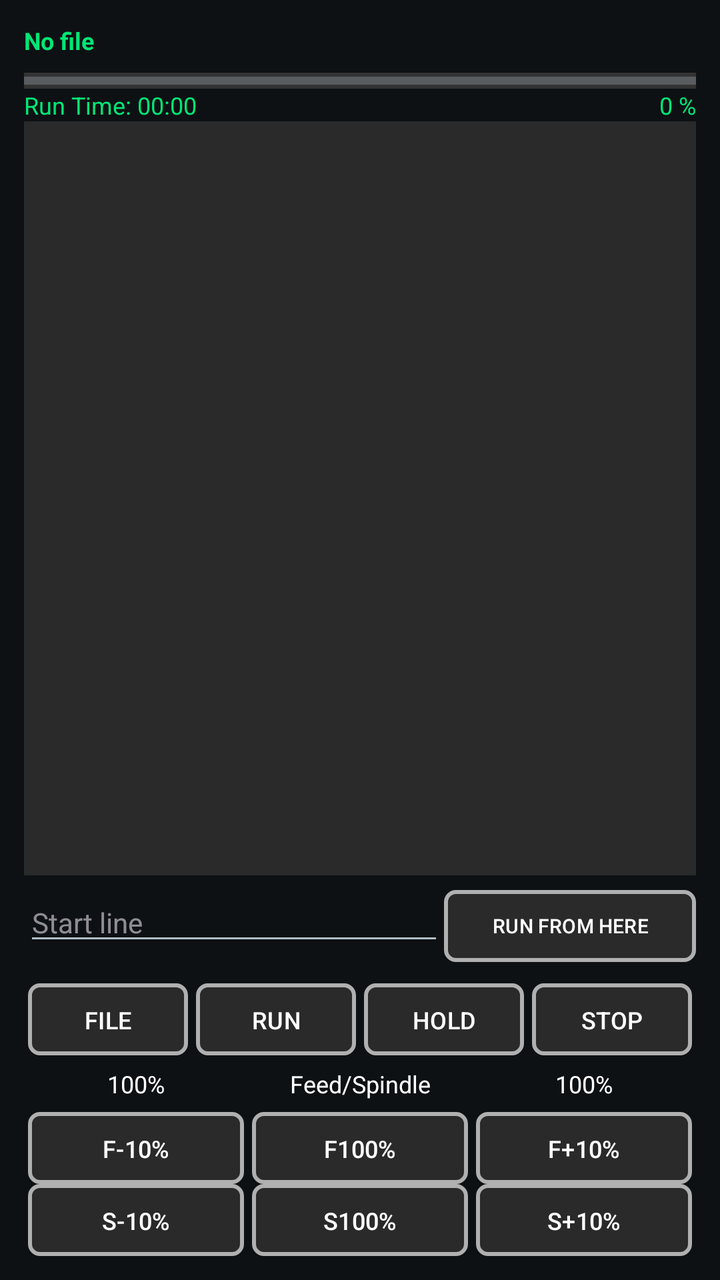
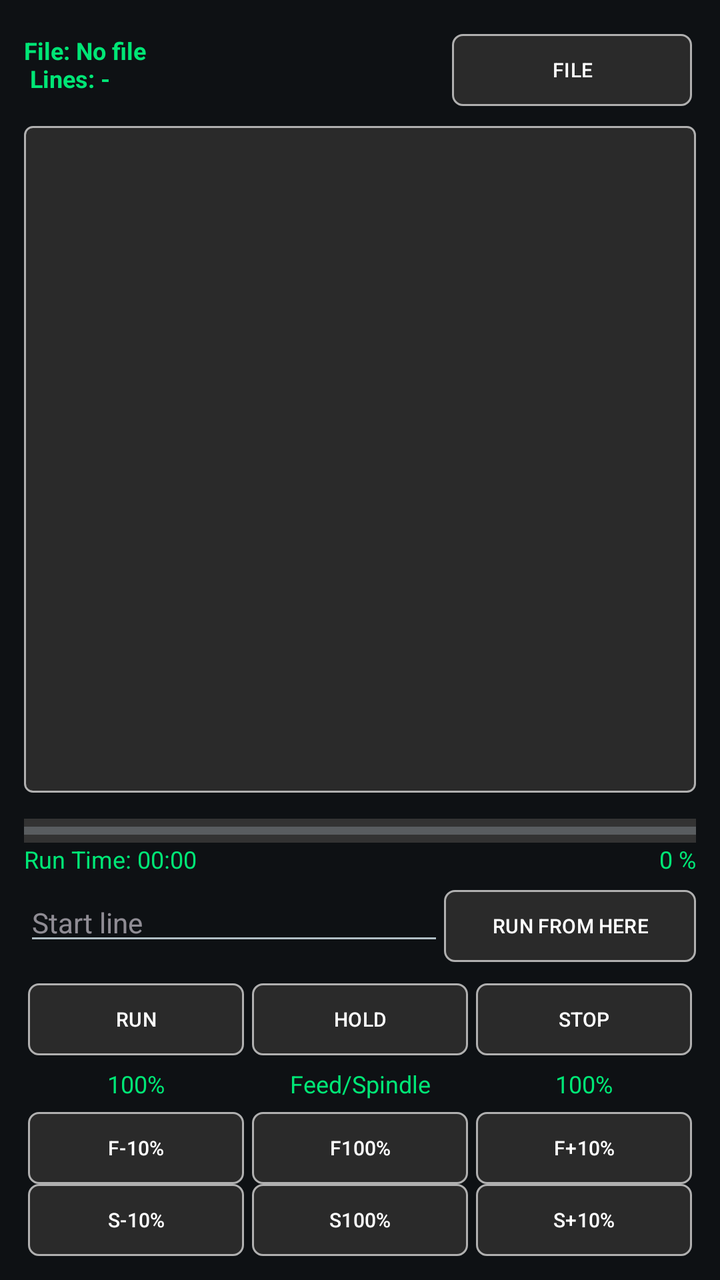

Compare the two renders of this Android layout. The source of the first and the diff that turns it into the second are given below.
<!-- AndroidManifest.xml: application theme Theme.DwiCreativeCNC -->
<!-- res/layout/frag_file.xml -->
<?xml version="1.0" encoding="utf-8"?>
<LinearLayout xmlns:android="http://schemas.android.com/apk/res/android"
    xmlns:app="http://schemas.android.com/apk/res-auto"
    android:orientation="vertical"
    android:padding="12dp"
    android:layout_width="match_parent"
    android:layout_height="match_parent">

    <TextView
        android:id="@+id/txtFileInfo"
        android:text="No file"
        android:textColor="#00E676"
        android:textStyle="bold"
        android:textSize="12sp"
        android:layout_width="match_parent"
        android:layout_height="wrap_content"/>

    <ProgressBar
        android:id="@+id/progressRun"
        style="?android:attr/progressBarStyleHorizontal"
        android:layout_width="match_parent"
        android:layout_height="8dp"
        android:max="100"
        android:progress="0"
        android:progressTint="#00E676"
        android:background="#333333"
        android:layout_marginTop="8dp"/>
    <LinearLayout
        android:layout_width="match_parent"
        android:layout_height="wrap_content">

        <TextView
            android:id="@+id/txtEta"
            android:text="Run Time: 00:00"
            android:textColor="#00E676"
            android:textSize="12sp"
            android:layout_width="wrap_content"
            android:layout_height="wrap_content"/>

        <TextView
            android:id="@+id/txtProgress"
            android:text="0 %"
            android:textColor="#00E676"
            android:textSize="12sp"
            android:gravity="end"
            android:layout_width="match_parent"
            android:layout_height="wrap_content"/>
    </LinearLayout>
    <androidx.recyclerview.widget.RecyclerView
        android:id="@+id/rvGcode"
        android:layout_width="match_parent"
        android:padding="8dp"
        android:layout_height="0dp"
        android:layout_weight="1"
        android:background="@color/offsetNormal"/>


    <LinearLayout
        android:orientation="horizontal"
        android:layout_width="match_parent"
        android:layout_height="40dp"
        android:layout_marginVertical="4dp">

        <EditText
            android:id="@+id/edtStartLine"
            android:hint="Start line"
            android:inputType="number"
            android:textColor="#00E676"
            android:textSize="14sp"
            android:layout_weight="1"
            android:layout_width="0dp"
            android:layout_height="36dp"/>

        <Button
            android:id="@+id/btnRunFromHere"
            android:text="RUN FROM HERE"
            android:textSize="10sp"
            android:background="@drawable/bg_btn_square_selector"
            app:backgroundTint="@null"
            android:textColor="@color/text_primary"
            android:layout_width="wrap_content"
            android:layout_height="36dp"/>
    </LinearLayout>

    <LinearLayout
        android:orientation="horizontal"
        android:layout_width="match_parent"
        android:layout_height="wrap_content"
        android:layout_marginTop="6dp">

        <Button
            android:id="@+id/btnOpen"
            android:layout_width="0dp"
            android:layout_height="36dp"
            android:layout_marginHorizontal="2dp"
            android:layout_weight="1"
            android:background="@drawable/bg_btn_square_selector"
            android:text="FILE"
            android:textColor="@color/text_primary"
            android:textSize="12sp"
            app:backgroundTint="@null"
            android:textAlignment="center"/>

        <Button
            android:id="@+id/btnRun"
            android:text="RUN"
            android:textSize="12sp"
            android:layout_weight="1"
            android:layout_width="0dp"
            android:layout_height="36dp"
            android:background="@drawable/bg_btn_square_selector"
            app:backgroundTint="@null"
            android:textColor="@color/text_primary"
            android:layout_marginHorizontal="2dp"/>

        <Button
            android:id="@+id/btnPause"
            android:text="HOLD"
            android:textSize="12sp"
            android:layout_weight="1"
            android:layout_width="0dp"
            android:layout_height="36dp"
            android:background="@drawable/bg_btn_square_selector"
            app:backgroundTint="@null"
            android:textColor="@color/text_primary"
            android:layout_marginHorizontal="2dp"/>

        <Button
            android:id="@+id/btnStop"
            android:text="STOP"
            android:textSize="12sp"
            android:layout_weight="1"
            android:layout_width="0dp"
            android:layout_height="36dp"
            android:background="@drawable/bg_btn_square_selector"
            app:backgroundTint="@null"
            android:textColor="@color/text_primary"
            android:layout_marginHorizontal="2dp"/>
    </LinearLayout>

    

    <LinearLayout
        android:orientation="horizontal"
        android:layout_width="match_parent"
        android:layout_height="wrap_content">

        <TextView
            android:id="@+id/txtFeedOv"
            android:text="100%"
            android:textColor="#FFFFFF"
            android:textSize="12sp"
            android:gravity="center"
            android:padding="6dp"
            android:layout_weight="1"
            android:layout_width="0dp"
            android:layout_height="wrap_content"/>

        <TextView
            android:text="Feed/Spindle"
            android:textColor="#FFFFFF"
            android:textSize="12sp"
            android:gravity="center"
            android:padding="6dp"
            android:layout_weight="1"
            android:layout_width="0dp"
            android:layout_height="wrap_content"/>

        <TextView
            android:id="@+id/txtSpinOv"
            android:text="100%"
            android:textColor="#FFFFFF"
            android:textSize="12sp"
            android:gravity="center"
            android:padding="6dp"
            android:layout_weight="1"
            android:layout_width="0dp"
            android:layout_height="wrap_content"/>
    </LinearLayout>

    <LinearLayout
        android:orientation="horizontal"
        android:layout_width="match_parent"
        android:layout_height="wrap_content">

        <Button
            android:id="@+id/btnFeedMinus"
            android:text="F-10%"
            android:textSize="12sp"
            android:layout_weight="1"
            android:layout_width="0dp"
            android:layout_height="36dp"
            android:background="@drawable/bg_btn_square_selector"
            app:backgroundTint="@null"
            android:textColor="@color/text_primary"
            android:layout_marginHorizontal="2dp"
            android:textAlignment="center"/>

        <Button
            android:id="@+id/btnFeedReset"
            android:text="F100%"
            android:textSize="12sp"
            android:layout_weight="1"
            android:layout_width="0dp"
            android:layout_height="36dp"
            android:background="@drawable/bg_btn_square_selector"
            app:backgroundTint="@null"
            android:textColor="@color/text_primary"
            android:layout_marginHorizontal="2dp"/>

        <Button
            android:id="@+id/btnFeedPlus"
            android:text="F+10%"
            android:textSize="12sp"
            android:layout_weight="1"
            android:layout_width="0dp"
            android:layout_height="36dp"
            android:background="@drawable/bg_btn_square_selector"
            app:backgroundTint="@null"
            android:textColor="@color/text_primary"
            android:layout_marginHorizontal="2dp"/>
    </LinearLayout>

    

    <LinearLayout
        android:orientation="horizontal"
        android:layout_width="match_parent"
        android:layout_height="wrap_content">

        <Button
            android:id="@+id/btnSpinMinus"
            android:layout_width="0dp"
            android:layout_height="36dp"
            android:layout_weight="1"
            android:text="S-10%"
            android:textSize="12sp"
            android:background="@drawable/bg_btn_square_selector"
            app:backgroundTint="@null"
            android:textColor="@color/text_primary"
            android:layout_marginHorizontal="2dp"/>

        <Button
            android:id="@+id/btnSpinReset"
            android:text="S100%"
            android:textSize="12sp"
            android:layout_weight="1"
            android:layout_width="0dp"
            android:layout_height="36dp"
            android:background="@drawable/bg_btn_square_selector"
            app:backgroundTint="@null"
            android:textColor="@color/text_primary"
            android:layout_marginHorizontal="2dp"/>

        <Button
            android:id="@+id/btnSpinPlus"
            android:text="S+10%"
            android:textSize="12sp"
            android:layout_weight="1"
            android:layout_width="0dp"
            android:layout_height="36dp"
            android:background="@drawable/bg_btn_square_selector"
            app:backgroundTint="@null"
            android:textColor="@color/text_primary"
            android:layout_marginHorizontal="2dp"/>
    </LinearLayout>

</LinearLayout>
<!-- resources referenced by this layout -->
<resources>
  <color name="offsetNormal">#2A2A2A</color>
  <color name="text_primary">#FFFFFF</color>
  <!-- drawable bg_btn_square_selector (drawable) -->
  <?xml version="1.0" encoding="utf-8"?>
  <selector
      xmlns:android="http://schemas.android.com/apk/res/android">
      <item android:state_pressed="true">
          <shape>
              <solid android:color="@color/bg_dark"/>
          </shape>
      </item>
  
      <item>
          <shape>
              <corners android:radius="5dp"/>
              <solid android:color="@color/button_gray" />
              <stroke android:width="2dp"
                  android:color="@color/text_secondary"/>
          </shape>
      </item>
  </selector>
  <style name="Theme.DwiCreativeCNC" parent="Theme.Material3.Dark.NoActionBar">
  
          
          <item name="android:windowBackground">@color/cnc_background</item>
          <item name="colorSurface">@color/cnc_surface</item>
          <item name="colorSurfaceVariant">@color/cnc_surface_alt</item>
  
          
          <item name="colorPrimary">@color/cnc_primary</item>
          <item name="colorOnPrimary">@color/cnc_on_primary</item>
  
          
          <item name="colorSecondary">@color/cnc_secondary</item>
          <item name="colorOnSecondary">@color/cnc_on_secondary</item>
  
          
          <item name="android:textColorPrimary">@color/cnc_text_primary</item>
          <item name="android:textColorSecondary">@color/cnc_text_secondary</item>
  
          
          <item name="colorOutline">@color/cnc_outline</item>
  
          
          <item name="android:statusBarColor">@color/cnc_background</item>
          <item name="android:windowLightStatusBar">false</item>
  
      </style>
  <color name="bg_dark">#121212</color>
  <color name="button_gray">#2A2A2A</color>
  <color name="text_secondary">#B0B0B0</color>
  <color name="cnc_background">#0E1114</color>
  <color name="cnc_surface">#161A1F</color>
  <color name="cnc_surface_alt">#1E2329</color>
  <color name="cnc_primary">#00E5FF</color>
  <color name="cnc_on_primary">#000000</color>
  <color name="cnc_secondary">#7A8A99</color>
  <color name="cnc_on_secondary">#FFFFFF</color>
  <color name="cnc_text_primary">#FFFFFF</color>
  <color name="cnc_text_secondary">#B0BEC5</color>
  <color name="cnc_outline">#2A2F36</color>
</resources>

<!-- the commit's change to res/layout/frag_file.xml (unified diff, before → after) -->
@@ -1,30 +1,63 @@
 <?xml version="1.0" encoding="utf-8"?>
-<LinearLayout xmlns:android="http://schemas.android.com/apk/res/android"
+<LinearLayout
+    xmlns:android="http://schemas.android.com/apk/res/android"
     xmlns:app="http://schemas.android.com/apk/res-auto"
+    xmlns:tools="http://schemas.android.com/tools"
     android:orientation="vertical"
     android:padding="12dp"
     android:layout_width="match_parent"
     android:layout_height="match_parent">
 
-    <TextView
-        android:id="@+id/txtFileInfo"
-        android:text="No file"
-        android:textColor="#00E676"
-        android:textStyle="bold"
-        android:textSize="12sp"
-        android:layout_width="match_parent"
-        android:layout_height="wrap_content"/>
+    <LinearLayout
+        android:layout_width="match_parent"
+        android:layout_height="wrap_content"
+        android:layout_marginVertical="5dp">
+
+        <TextView
+            android:id="@+id/txtFileInfo"
+            android:text="File: No file\n Lines: -"
+            android:textColor="#00E676"
+            android:textStyle="bold"
+            android:textSize="12sp"
+            android:layout_weight="1"
+            android:layout_width="wrap_content"
+            android:layout_height="wrap_content"
+            tools:ignore="HardcodedText,InefficientWeight" />
+
+        <Button
+            android:id="@+id/btnOpen"
+            android:layout_width="120dp"
+            android:layout_height="36dp"
+            android:layout_marginHorizontal="2dp"
+            android:background="@drawable/bg_btn_square_selector"
+            android:text="FILE"
+            android:layout_gravity="end"
+            android:textColor="@color/text_primary"
+            android:textSize="10sp"
+            app:backgroundTint="@null"
+            tools:ignore="HardcodedText,TouchTargetSizeCheck" />
+    </LinearLayout>
+
+    <androidx.recyclerview.widget.RecyclerView
+        android:id="@+id/rvGcode"
+        android:layout_width="match_parent"
+        android:layout_height="0dp"
+        android:layout_marginVertical="5dp"
+        android:layout_weight="1"
+        android:padding="8dp"
+        android:background="@drawable/scrollbar_thumb" />
 
     <ProgressBar
         android:id="@+id/progressRun"
         style="?android:attr/progressBarStyleHorizontal"
         android:layout_width="match_parent"
-        android:layout_height="8dp"
+        android:layout_height="12dp"
         android:max="100"
         android:progress="0"
         android:progressTint="#00E676"
         android:background="#333333"
         android:layout_marginTop="8dp"/>
+
     <LinearLayout
         android:layout_width="match_parent"
         android:layout_height="wrap_content">
@@ -35,7 +68,8 @@
             android:textColor="#00E676"
             android:textSize="12sp"
             android:layout_width="wrap_content"
-            android:layout_height="wrap_content"/>
+            android:layout_height="wrap_content"
+            tools:ignore="HardcodedText" />
 
         <TextView
             android:id="@+id/txtProgress"
@@ -44,16 +78,9 @@
             android:textSize="12sp"
             android:gravity="end"
             android:layout_width="match_parent"
-            android:layout_height="wrap_content"/>
-    </LinearLayout>
-    <androidx.recyclerview.widget.RecyclerView
-        android:id="@+id/rvGcode"
-        android:layout_width="match_parent"
-        android:padding="8dp"
-        android:layout_height="0dp"
-        android:layout_weight="1"
-        android:background="@color/offsetNormal"/>
-
+            android:layout_height="wrap_content"
+            tools:ignore="HardcodedText" />
+    </LinearLayout>
 
     <LinearLayout
         android:orientation="horizontal"
@@ -63,23 +90,25 @@
 
         <EditText
             android:id="@+id/edtStartLine"
+            android:layout_width="0dp"
+            android:layout_height="wrap_content"
+            android:layout_weight="1"
             android:hint="Start line"
             android:inputType="number"
             android:textColor="#00E676"
             android:textSize="14sp"
-            android:layout_weight="1"
-            android:layout_width="0dp"
-            android:layout_height="36dp"/>
+            tools:ignore="HardcodedText,TouchTargetSizeCheck" />
 
         <Button
             android:id="@+id/btnRunFromHere"
+            android:layout_width="wrap_content"
+            android:layout_height="36dp"
+            android:background="@drawable/bg_btn_square_selector"
             android:text="RUN FROM HERE"
-            android:textSize="10sp"
-            android:background="@drawable/bg_btn_square_selector"
-            app:backgroundTint="@null"
-            android:textColor="@color/text_primary"
-            android:layout_width="wrap_content"
-            android:layout_height="36dp"/>
+            android:textColor="@color/text_primary"
+            android:textSize="10sp"
+            app:backgroundTint="@null"
+            tools:ignore="HardcodedText,TouchTargetSizeCheck" />
     </LinearLayout>
 
     <LinearLayout
@@ -89,53 +118,43 @@
         android:layout_marginTop="6dp">
 
         <Button
-            android:id="@+id/btnOpen"
-            android:layout_width="0dp"
-            android:layout_height="36dp"
-            android:layout_marginHorizontal="2dp"
-            android:layout_weight="1"
-            android:background="@drawable/bg_btn_square_selector"
-            android:text="FILE"
-            android:textColor="@color/text_primary"
-            android:textSize="12sp"
-            app:backgroundTint="@null"
-            android:textAlignment="center"/>
-
-        <Button
             android:id="@+id/btnRun"
+            android:layout_width="0dp"
+            android:layout_height="36dp"
+            android:layout_marginHorizontal="2dp"
+            android:layout_weight="1"
+            android:background="@drawable/bg_btn_square_selector"
             android:text="RUN"
-            android:textSize="12sp"
-            android:layout_weight="1"
-            android:layout_width="0dp"
-            android:layout_height="36dp"
-            android:background="@drawable/bg_btn_square_selector"
-            app:backgroundTint="@null"
-            android:textColor="@color/text_primary"
-            android:layout_marginHorizontal="2dp"/>
+            android:textColor="@color/text_primary"
+            android:textSize="10sp"
+            app:backgroundTint="@null"
+            tools:ignore="HardcodedText,TouchTargetSizeCheck" />
 
         <Button
             android:id="@+id/btnPause"
+            android:layout_width="0dp"
+            android:layout_height="36dp"
+            android:layout_marginHorizontal="2dp"
+            android:layout_weight="1"
+            android:background="@drawable/bg_btn_square_selector"
             android:text="HOLD"
-            android:textSize="12sp"
-            android:layout_weight="1"
-            android:layout_width="0dp"
-            android:layout_height="36dp"
-            android:background="@drawable/bg_btn_square_selector"
-            app:backgroundTint="@null"
-            android:textColor="@color/text_primary"
-            android:layout_marginHorizontal="2dp"/>
+            android:textColor="@color/text_primary"
+            android:textSize="10sp"
+            app:backgroundTint="@null"
+            tools:ignore="HardcodedText,TouchTargetSizeCheck" />
 
         <Button
             android:id="@+id/btnStop"
+            android:layout_width="0dp"
+            android:layout_height="36dp"
+            android:layout_marginHorizontal="2dp"
+            android:layout_weight="1"
+            android:background="@drawable/bg_btn_square_selector"
             android:text="STOP"
-            android:textSize="12sp"
-            android:layout_weight="1"
-            android:layout_width="0dp"
-            android:layout_height="36dp"
-            android:background="@drawable/bg_btn_square_selector"
-            app:backgroundTint="@null"
-            android:textColor="@color/text_primary"
-            android:layout_marginHorizontal="2dp"/>
+            android:textColor="@color/text_primary"
+            android:textSize="10sp"
+            app:backgroundTint="@null"
+            tools:ignore="HardcodedText,TouchTargetSizeCheck" />
     </LinearLayout>
 
     
@@ -148,34 +167,37 @@
         <TextView
             android:id="@+id/txtFeedOv"
             android:text="100%"
-            android:textColor="#FFFFFF"
+            android:textColor="#00E676"
             android:textSize="12sp"
             android:gravity="center"
             android:padding="6dp"
             android:layout_weight="1"
             android:layout_width="0dp"
-            android:layout_height="wrap_content"/>
+            android:layout_height="wrap_content"
+            tools:ignore="HardcodedText" />
 
         <TextView
             android:text="Feed/Spindle"
-            android:textColor="#FFFFFF"
+            android:textColor="#00E676"
             android:textSize="12sp"
             android:gravity="center"
             android:padding="6dp"
             android:layout_weight="1"
             android:layout_width="0dp"
-            android:layout_height="wrap_content"/>
+            android:layout_height="wrap_content"
+            tools:ignore="HardcodedText" />
 
         <TextView
             android:id="@+id/txtSpinOv"
             android:text="100%"
-            android:textColor="#FFFFFF"
+            android:textColor="#00E676"
             android:textSize="12sp"
             android:gravity="center"
             android:padding="6dp"
             android:layout_weight="1"
             android:layout_width="0dp"
-            android:layout_height="wrap_content"/>
+            android:layout_height="wrap_content"
+            tools:ignore="HardcodedText" />
     </LinearLayout>
 
     <LinearLayout
@@ -185,40 +207,43 @@
 
         <Button
             android:id="@+id/btnFeedMinus"
+            android:layout_width="0dp"
+            android:layout_height="36dp"
+            android:layout_marginHorizontal="2dp"
+            android:layout_weight="1"
+            android:background="@drawable/bg_btn_square_selector"
             android:text="F-10%"
-            android:textSize="12sp"
-            android:layout_weight="1"
-            android:layout_width="0dp"
-            android:layout_height="36dp"
-            android:background="@drawable/bg_btn_square_selector"
-            app:backgroundTint="@null"
-            android:textColor="@color/text_primary"
-            android:layout_marginHorizontal="2dp"
-            android:textAlignment="center"/>
+            android:textAlignment="center"
+            android:textColor="@color/text_primary"
+            android:textSize="10sp"
+            app:backgroundTint="@null"
+            tools:ignore="HardcodedText,TouchTargetSizeCheck" />
 
         <Button
             android:id="@+id/btnFeedReset"
+            android:layout_width="0dp"
+            android:layout_height="36dp"
+            android:layout_marginHorizontal="2dp"
+            android:layout_weight="1"
+            android:background="@drawable/bg_btn_square_selector"
             android:text="F100%"
-            android:textSize="12sp"
-            android:layout_weight="1"
-            android:layout_width="0dp"
-            android:layout_height="36dp"
-            android:background="@drawable/bg_btn_square_selector"
-            app:backgroundTint="@null"
-            android:textColor="@color/text_primary"
-            android:layout_marginHorizontal="2dp"/>
+            android:textColor="@color/text_primary"
+            android:textSize="10sp"
+            app:backgroundTint="@null"
+            tools:ignore="HardcodedText,TouchTargetSizeCheck" />
 
         <Button
             android:id="@+id/btnFeedPlus"
+            android:layout_width="0dp"
+            android:layout_height="36dp"
+            android:layout_marginHorizontal="2dp"
+            android:layout_weight="1"
+            android:background="@drawable/bg_btn_square_selector"
             android:text="F+10%"
-            android:textSize="12sp"
-            android:layout_weight="1"
-            android:layout_width="0dp"
-            android:layout_height="36dp"
-            android:background="@drawable/bg_btn_square_selector"
-            app:backgroundTint="@null"
-            android:textColor="@color/text_primary"
-            android:layout_marginHorizontal="2dp"/>
+            android:textColor="@color/text_primary"
+            android:textSize="10sp"
+            app:backgroundTint="@null"
+            tools:ignore="HardcodedText,TouchTargetSizeCheck" />
     </LinearLayout>
 
     
@@ -232,37 +257,39 @@
             android:id="@+id/btnSpinMinus"
             android:layout_width="0dp"
             android:layout_height="36dp"
-            android:layout_weight="1"
+            android:layout_marginHorizontal="2dp"
+            android:layout_weight="1"
+            android:background="@drawable/bg_btn_square_selector"
             android:text="S-10%"
-            android:textSize="12sp"
-            android:background="@drawable/bg_btn_square_selector"
-            app:backgroundTint="@null"
-            android:textColor="@color/text_primary"
-            android:layout_marginHorizontal="2dp"/>
+            android:textColor="@color/text_primary"
+            android:textSize="10sp"
+            app:backgroundTint="@null"
+            tools:ignore="HardcodedText,TouchTargetSizeCheck" />
 
         <Button
             android:id="@+id/btnSpinReset"
+            android:layout_width="0dp"
+            android:layout_height="36dp"
+            android:layout_marginHorizontal="2dp"
+            android:layout_weight="1"
+            android:background="@drawable/bg_btn_square_selector"
             android:text="S100%"
-            android:textSize="12sp"
-            android:layout_weight="1"
-            android:layout_width="0dp"
-            android:layout_height="36dp"
-            android:background="@drawable/bg_btn_square_selector"
-            app:backgroundTint="@null"
-            android:textColor="@color/text_primary"
-            android:layout_marginHorizontal="2dp"/>
+            android:textColor="@color/text_primary"
+            android:textSize="10sp"
+            app:backgroundTint="@null"
+            tools:ignore="HardcodedText,TouchTargetSizeCheck" />
 
         <Button
             android:id="@+id/btnSpinPlus"
+            android:layout_width="0dp"
+            android:layout_height="36dp"
+            android:layout_marginHorizontal="2dp"
+            android:layout_weight="1"
+            android:background="@drawable/bg_btn_square_selector"
             android:text="S+10%"
-            android:textSize="12sp"
-            android:layout_weight="1"
-            android:layout_width="0dp"
-            android:layout_height="36dp"
-            android:background="@drawable/bg_btn_square_selector"
-            app:backgroundTint="@null"
-            android:textColor="@color/text_primary"
-            android:layout_marginHorizontal="2dp"/>
-    </LinearLayout>
-
+            android:textColor="@color/text_primary"
+            android:textSize="10sp"
+            app:backgroundTint="@null"
+            tools:ignore="HardcodedText,TouchTargetSizeCheck" />
+    </LinearLayout>
 </LinearLayout>
<!-- resource entries referenced after the edit -->
@@ -1,6 +1,5 @@
 <!-- resources referenced by this layout -->
 <resources>
-  <color name="offsetNormal">#2A2A2A</color>
   <color name="text_primary">#FFFFFF</color>
   <!-- drawable bg_btn_square_selector (drawable) -->
   <?xml version="1.0" encoding="utf-8"?>
@@ -16,11 +15,22 @@
           <shape>
               <corners android:radius="5dp"/>
               <solid android:color="@color/button_gray" />
-              <stroke android:width="2dp"
+              <stroke android:width="1dp"
                   android:color="@color/text_secondary"/>
           </shape>
       </item>
   </selector>
+  <!-- drawable scrollbar_thumb (drawable) -->
+  <?xml version="1.0" encoding="utf-8"?>
+  <shape
+      xmlns:android="http://schemas.android.com/apk/res/android"
+      android:shape="rectangle">
+  
+      <solid android:color="@color/button_gray"/>
+      <stroke android:width="1dp"
+          android:color="@color/text_secondary"/>
+      <corners android:radius="4dp"/>
+  </shape>
   <style name="Theme.DwiCreativeCNC" parent="Theme.Material3.Dark.NoActionBar">
   
           
